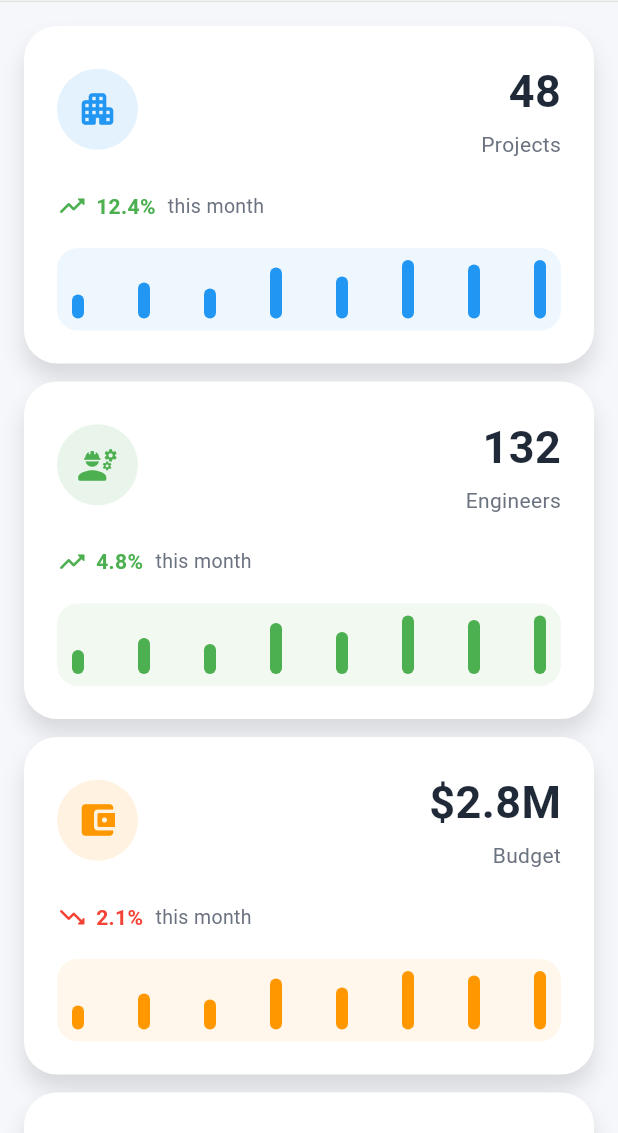
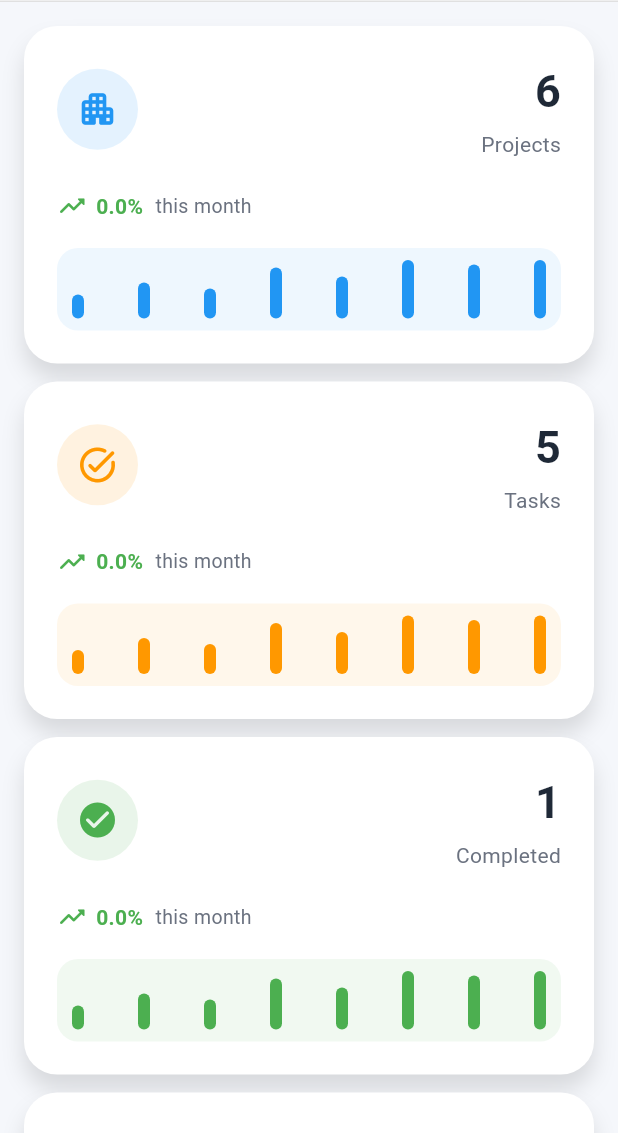
Before and after one commit to georgeyoussef393-tech/StructFlow, a Flutter app: the screen it shows after launch, on a phone screen of 412 x 824 dp, the part 103-1236 px from its top. Run offline on Flutter 3.47's test engine with Material 3 defaults, Android fonts, the phone set to English and light mode, and no system bars; our stand-ins replace go_router.

Commit message:
Connect dashboard to live project and task data

```diff
--- a/lib/features/dashboard/widgets/dashboard_body.dart
+++ b/lib/features/dashboard/widgets/dashboard_body.dart
@@ -1,15 +1,65 @@
 import 'package:flutter/material.dart';
 import 'package:structflow/core/responsive/responsive.dart';
 import 'package:structflow/features/dashboard/widgets/statistics_card.dart';
+import 'package:structflow/features/projects/models/project_model.dart';
+import 'package:structflow/features/projects/repositories/project_repository.dart';
+import 'package:structflow/features/tasks/models/task_model.dart';
+import 'package:structflow/features/tasks/repositories/task_repository.dart';
 
 class DashboardBody extends StatelessWidget {
   const DashboardBody({super.key});
 
   @override
   Widget build(BuildContext context) {
+    return AnimatedBuilder(
+      animation: Listenable.merge([
+        ProjectRepository.instance,
+        TaskRepository.instance,
+      ]),
+      builder: (context, child) {
+        final projects = ProjectRepository.instance.projects;
+        final tasks = TaskRepository.instance.tasks;
+        final completedTasks = tasks.where((task) => task.status == 'Done').length;
+        final averageProgress = tasks.isEmpty
+            ? 0
+            : (tasks.map((task) => task.progress).reduce((total, progress) => total + progress) * 100).round();
         final columns = Responsive.gridColumns(context);
         final horizontalPadding = Responsive.horizontalPadding(context);
         final spacing = Responsive.spacing(context);
+        final cards = [
+          StatisticsCard(
+            title: 'Projects',
+            value: '${projects.length}',
+            icon: Icons.apartment_rounded,
+            color: Colors.blue,
+            change: 0,
+            isPositive: true,
+          ),
+          StatisticsCard(
+            title: 'Tasks',
+            value: '${tasks.length}',
+            icon: Icons.task_alt_rounded,
+            color: Colors.orange,
+            change: 0,
+            isPositive: true,
+          ),
+          StatisticsCard(
+            title: 'Completed',
+            value: '$completedTasks',
+            icon: Icons.check_circle_rounded,
+            color: Colors.green,
+            change: 0,
+            isPositive: true,
+          ),
+          StatisticsCard(
+            title: 'Task Progress',
+            value: '$averageProgress%',
+            icon: Icons.trending_up_rounded,
+            color: Colors.purple,
+            change: 0,
+            isPositive: true,
+          ),
+        ];
 
         return SingleChildScrollView(
           padding: EdgeInsets.all(horizontalPadding),
@@ -19,64 +69,30 @@ class DashboardBody extends StatelessWidget {
               GridView.builder(
                 shrinkWrap: true,
                 physics: const NeverScrollableScrollPhysics(),
-            itemCount: 4,
+                itemCount: cards.length,
                 gridDelegate: SliverGridDelegateWithFixedCrossAxisCount(
                   crossAxisCount: columns,
                   crossAxisSpacing: spacing,
                   mainAxisSpacing: spacing,
                   mainAxisExtent: 225,
                 ),
-            itemBuilder: (context, index) {
-              const cards = [
-                StatisticsCard(
-                  title: "Projects",
-                  value: "48",
-                  icon: Icons.apartment_rounded,
-                  color: Colors.blue,
-                  change: 12.4,
-                  isPositive: true,
+                itemBuilder: (context, index) => cards[index],
               ),
-                StatisticsCard(
-                  title: "Engineers",
-                  value: "132",
-                  icon: Icons.engineering_rounded,
-                  color: Colors.green,
-                  change: 4.8,
-                  isPositive: true,
-                ),
-                StatisticsCard(
-                  title: "Budget",
-                  value: "\$2.8M",
-                  icon: Icons.account_balance_wallet_rounded,
-                  color: Colors.orange,
-                  change: 2.1,
-                  isPositive: false,
-                ),
-                StatisticsCard(
-                  title: "Progress",
-                  value: "78%",
-                  icon: Icons.trending_up_rounded,
-                  color: Colors.purple,
-                  change: 8.7,
-                  isPositive: true,
-                ),
-              ];
-
-              return cards[index];
-            },
-          ),
-
               SizedBox(height: spacing + 10),
-
-          _buildMainSections(context),
-
+              _buildMainSections(context, projects, tasks),
               SizedBox(height: spacing),
             ],
           ),
         );
+      },
+    );
   }
 
-Widget _buildMainSections(BuildContext context) {
+Widget _buildMainSections(
+  BuildContext context,
+  List<ProjectModel> projects,
+  List<TaskModel> tasks,
+) {
   return LayoutBuilder(
     builder: (context, constraints) {
       final availableWidth = constraints.maxWidth;
@@ -87,11 +103,11 @@ Widget _buildMainSections(BuildContext context) {
         return Column(
           crossAxisAlignment: CrossAxisAlignment.stretch,
           children: [
-            _activeProjectsCard(),
+            _activeProjectsCard(projects),
 
             const SizedBox(height: 20),
 
-            _recentActivityCard(),
+            _recentActivityCard(tasks),
           ],
         );
       }
@@ -102,14 +118,14 @@ Widget _buildMainSections(BuildContext context) {
         children: [
           Expanded(
             flex: 2,
-            child: _activeProjectsCard(),
+            child: _activeProjectsCard(projects),
           ),
 
           const SizedBox(width: 20),
 
           Expanded(
             flex: 1,
-            child: _recentActivityCard(),
+            child: _recentActivityCard(tasks),
           ),
         ],
       );
@@ -117,66 +133,49 @@ Widget _buildMainSections(BuildContext context) {
   );
 }
 
-  Widget _activeProjectsCard() {
+  Widget _activeProjectsCard(List<ProjectModel> projects) {
     return _sectionCard(
       title: "Active Projects",
       icon: Icons.apartment_rounded,
       child: Column(
         children: [
-          _projectTile(
-            "New Capital Tower",
-            0.82,
-            Colors.green,
+          ...projects.take(4).map(
+            (project) => _projectTile(
+              project.name,
+              project.progress,
+              project.color,
             ),
-          _projectTile(
-            "Cairo Business Park",
-            0.64,
-            Colors.orange,
-          ),
-          _projectTile(
-            "Smart Village",
-            0.39,
-            Colors.red,
-          ),
-          _projectTile(
-            "Alex Mall",
-            0.95,
-            Colors.blue,
           ),
         ],
       ),
     );
   }
 
-  Widget _recentActivityCard() {
+  Widget _recentActivityCard(List<TaskModel> tasks) {
+    final upcomingTasks = [...tasks]
+      ..sort((first, second) => first.dueDate.compareTo(second.dueDate));
+
     return _sectionCard(
-      title: "Recent Activity",
-      icon: Icons.timeline_rounded,
+      title: 'Upcoming Tasks',
+      icon: Icons.schedule_rounded,
       child: Column(
         children: [
-          _activityTile(
-            Icons.check_circle_rounded,
-            "BOQ Approved",
-            "5 min ago",
-            Colors.green,
+          if (upcomingTasks.isEmpty)
+            const Padding(
+              padding: EdgeInsets.symmetric(vertical: 20),
+              child: Text(
+                'No upcoming tasks.',
+                style: TextStyle(color: Color(0xff6B7280)),
               ),
-          _activityTile(
-            Icons.upload_file_rounded,
-            "Shop Drawings Uploaded",
-            "18 min ago",
-            Colors.blue,
+            )
+          else
+            ...upcomingTasks.take(4).map(
+              (task) => _activityTile(
+                Icons.task_alt_rounded,
+                task.title,
+                'Due ${_formatDate(task.dueDate)} • ${task.status}',
+                task.color,
               ),
-          _activityTile(
-            Icons.warning_amber_rounded,
-            "RFI Waiting Response",
-            "40 min ago",
-            Colors.orange,
-          ),
-          _activityTile(
-            Icons.person_add_alt_1_rounded,
-            "New Engineer Added",
-            "1 hour ago",
-            Colors.purple,
             ),
         ],
       ),
@@ -331,4 +330,11 @@ Widget _buildMainSections(BuildContext context) {
       ),
     );
   }
+
+  String _formatDate(DateTime date) {
+    final day = date.day.toString().padLeft(2, '0');
+    final month = date.month.toString().padLeft(2, '0');
+
+    return '$day/$month/${date.year}';
   }
+}
```
Lines whose indentation alone changed are shown as unchanged.
